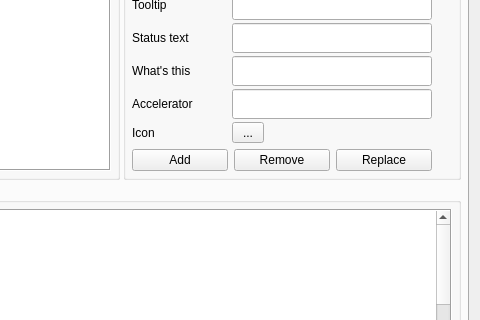
Above: Resources/ui/AddCommands.ui from APEbbers/FreeCAD-Ribbon before the change; both pictures show x 180 to 660 and y 201 to 521 of the 660 by 685 pixel window. Below: the same form after it.
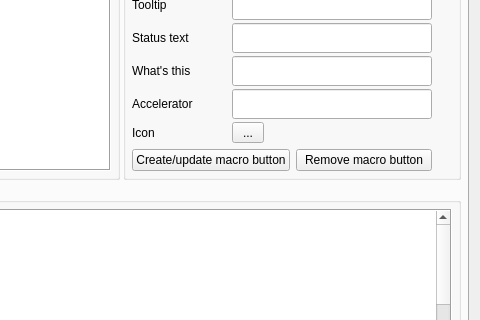
That is the form after the change. Icons and pictures are not drawn.

Commit message: Support for macro buttons - 21

Patch:
```diff
--- a/Resources/ui/AddCommands.ui
+++ b/Resources/ui/AddCommands.ui
@@ -1264,21 +1264,14 @@
             <item>
              <widget class="QPushButton" name="AddButton">
               <property name="text">
-               <string>Add</string>
+               <string>Create/update macro button</string>
               </property>
              </widget>
             </item>
             <item>
              <widget class="QPushButton" name="RemoveButton">
               <property name="text">
-               <string>Remove</string>
-              </property>
-             </widget>
-            </item>
-            <item>
-             <widget class="QPushButton" name="ReplaceButton">
-              <property name="text">
-               <string>Replace</string>
+               <string>Remove macro button</string>
               </property>
              </widget>
             </item>
```
The commit also changes 1 other file.
